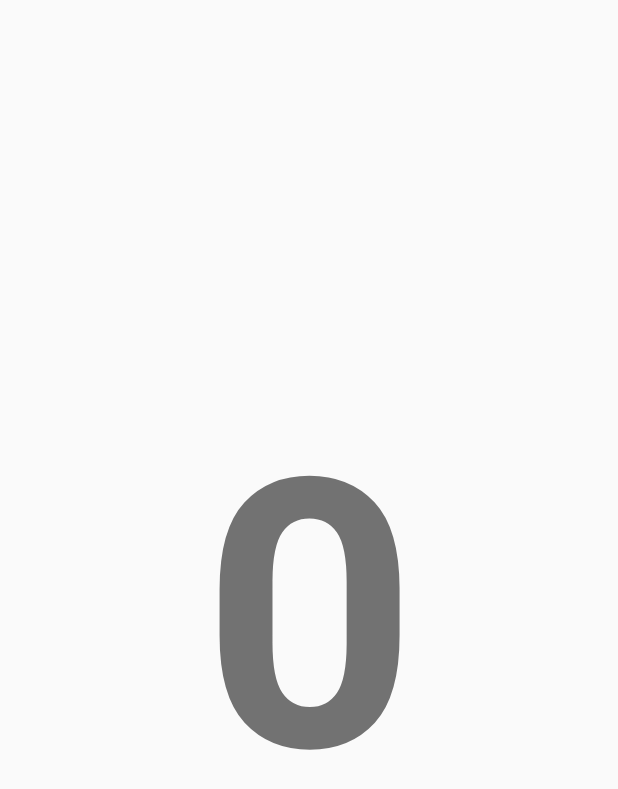
After one commit to kalebingerick/SpinCycle356, an Android app: the layout activity_spin__display.xml on its own in the app's theme, with its tools: preview values and no code run, on a phone screen of 412 x 824 dp. The commit adds this screen. Shown: the top 789 px of the screen. Run offline under Robolectric (Android 15) with nearby library versions, the phone set to English and light mode, and no system bars.

Commit message:
added working spin (down) counter, current defaulting to 10

```diff
--- a/app/src/main/AndroidManifest.xml
+++ b/app/src/main/AndroidManifest.xml
@@ -1,8 +1,10 @@
 <?xml version="1.0" encoding="utf-8"?>
 <manifest xmlns:android="http://schemas.android.com/apk/res/android"
     package="com.example.zach.spincycle">
+
     <uses-permission android:name="android.permission.ACCESS_COARSE_LOCATION" />
     <uses-permission android:name="android.permission.ACCESS_FINE_LOCATION" />
+
     <application
         android:allowBackup="true"
         android:icon="@mipmap/ic_launcher"
@@ -16,7 +18,8 @@
                 <category android:name="android.intent.category.LAUNCHER" />
             </intent-filter>
         </activity>
-        <activity android:name=".GPS_Display"></activity>
+        <activity android:name=".GPS_Display" />
+        <activity android:name=".Spin_Display"></activity>
     </application>
 
 </manifest>
--- a/app/src/main/res/layout/activity_main.xml
+++ b/app/src/main/res/layout/activity_main.xml
@@ -11,7 +11,7 @@
     tools:context="com.example.zach.spincycle.MainActivity">
 
     <Button
-        android:text="Test Button 2"
+        android:text="Spin Display"
         android:layout_width="wrap_content"
         android:layout_height="wrap_content"
         android:id="@+id/test_button2"
--- /dev/null
+++ b/app/src/main/res/layout/activity_spin__display.xml
@@ -0,0 +1,16 @@
+<?xml version="1.0" encoding="utf-8"?>
+<RelativeLayout
+    xmlns:android="http://schemas.android.com/apk/res/android"
+    xmlns:tools="http://schemas.android.com/tools"
+    android:layout_width="match_parent"
+    android:layout_height="match_parent"
+    android:orientation="horizontal">
+    <TextView android:id="@+id/spin_count"
+        android:layout_width="match_parent"
+        android:layout_height="match_parent"
+        android:includeFontPadding="false"
+        android:gravity="center"
+        android:textStyle="bold"
+        android:textSize="250sp"
+        android:text="@string/spin_count" />
+</RelativeLayout>
--- a/app/src/main/res/values/strings.xml
+++ b/app/src/main/res/values/strings.xml
@@ -1,3 +1,4 @@
 <resources>
     <string name="app_name">SpinCycle</string>
+    <string name="spin_count">0</string>
 </resources>
```
Also changed, not shown: app/src/main/java/com/example/zach/spincycle/MainActivity.java (+6 -2 lines), app/src/main/java/com/example/zach/spincycle/Spin_Display.java (added, +89 -0 lines).
